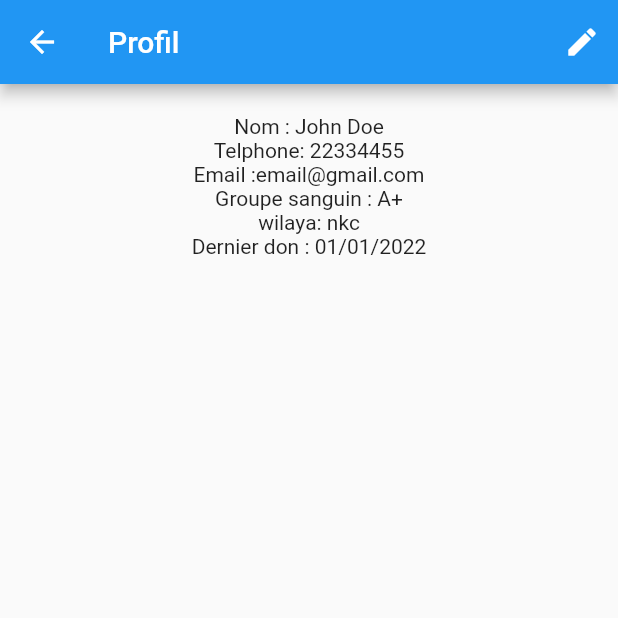
After one commit to Mohamdi-Ebloul/demna, a Flutter app: the ProfilePage screen opened directly, on a phone screen of 412 x 824 dp, the top half of it. The commit adds this screen. Run offline on Flutter 3.47's test engine with Material 2 defaults, Android fonts, the phone set to English and light mode, and no system bars; missing offline and left inert: mongo_dart.

Commit message:
version3 page recheche et profile

```diff
--- /dev/null
+++ b/lib/Profile.dart
@@ -0,0 +1,45 @@
+import 'package:flutter/material.dart';
+
+class ProfilePage extends StatefulWidget {
+  @override
+  _ProfilePageState createState() => _ProfilePageState();
+}
+
+class _ProfilePageState extends State<ProfilePage> {
+  String _name = "John Doe";
+  String _tel = "22334455";
+  String _email = "email@gmail.com";
+  String _bloodType = "A+";
+  String _wilaye = "nkc";
+  String _lastDonation = "01/01/2022";
+
+  @override
+  Widget build(BuildContext context) {
+    return Scaffold(
+      appBar: AppBar(
+        title: Text("Profil"),
+        actions: <Widget>[
+          IconButton(
+            icon: Icon(Icons.edit),
+            onPressed: () {},
+          ),
+        ],
+      ),
+      body: Center(
+        child: Padding(
+          padding: EdgeInsets.all(20.0),
+          child: Column(
+            children: <Widget>[
+              Text("Nom : $_name"),
+              Text("Telphone: $_tel"),
+              Text("Email :$_email"),
+              Text("Groupe sanguin : $_bloodType"),
+              Text("wilaya: $_wilaye"),
+              Text("Dernier don : $_lastDonation"),
+            ],
+          ),
+        ),
+      ),
+    );
+  }
+}
--- a/pubspec.yaml
+++ b/pubspec.yaml
@@ -37,6 +37,7 @@ dependencies:
   # Use with the CupertinoIcons class for iOS style icons.
   cupertino_icons: ^1.0.2
   url_launcher: ^6.1.7
+  mongo_dart: ^0.8.2
 
 dev_dependencies:
   flutter_test:
```
Also changed, not shown: lib/HomePage.dart (+5 -3 lines), lib/Recherche.dart (added, +91 -0 lines), pubspec.lock.
